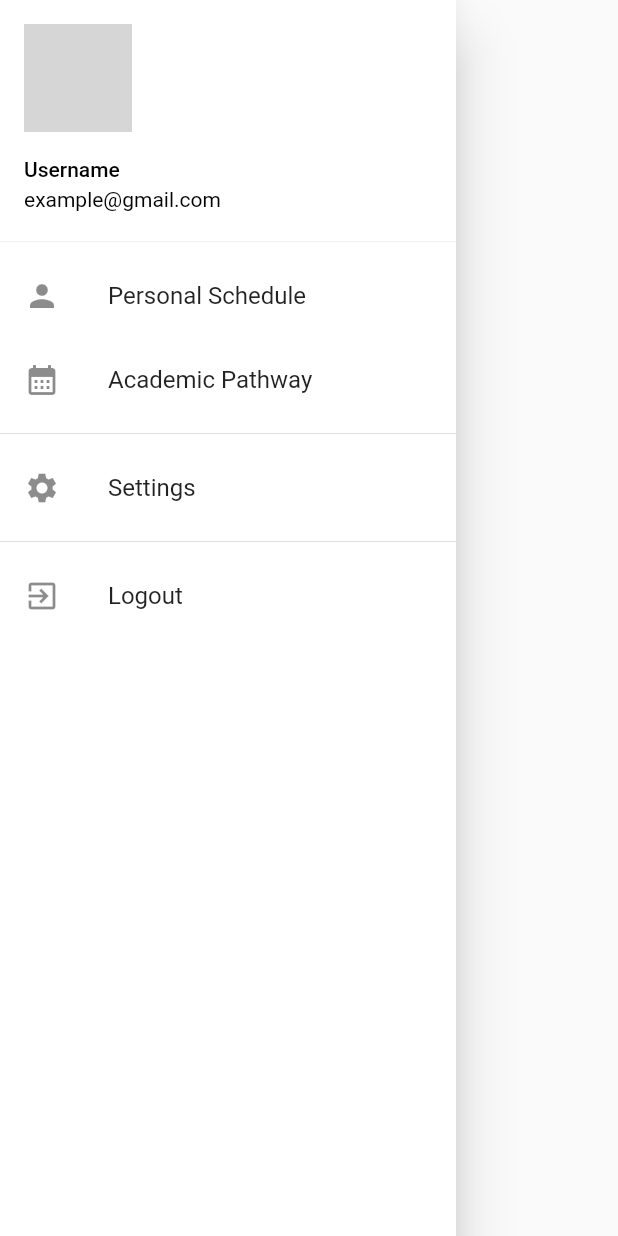
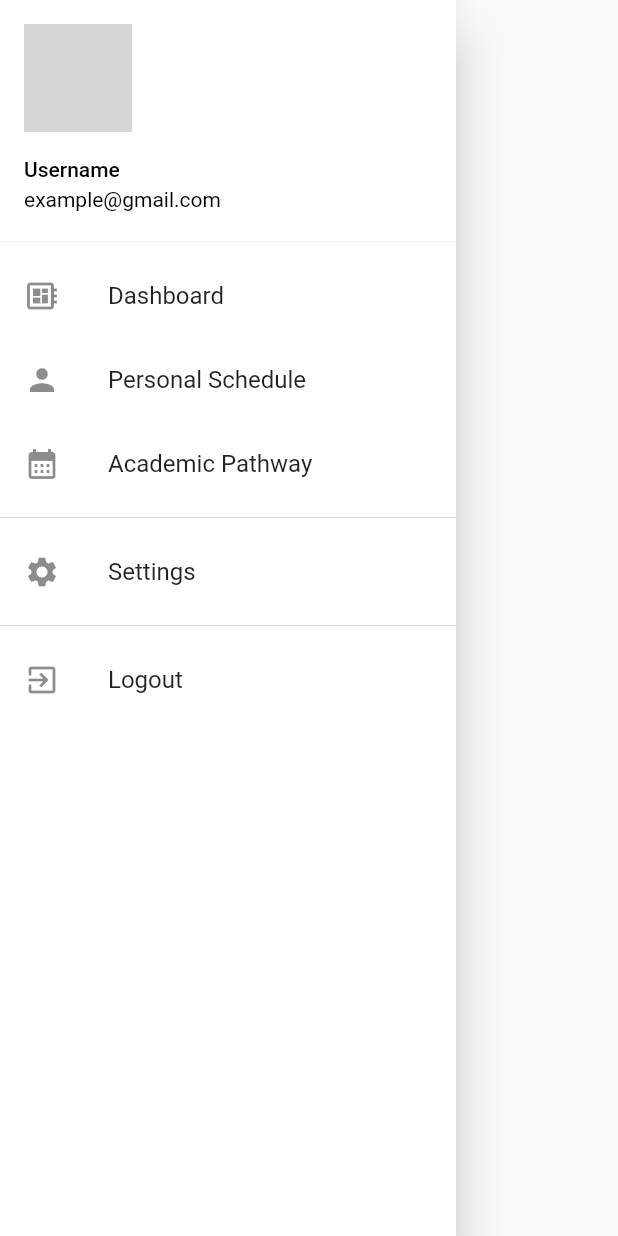
Before and after one commit to LEIC-ES-2021-22/2LEIC15T1, a Flutter app: the NavBar widget shown alone on an empty page, opened directly, on a phone screen of 412 x 824 dp. Run offline on Flutter 3.47's test engine with Material 2 defaults, Android fonts, the phone set to English and light mode, and no system bars; our stand-ins replace settings_ui, table_calendar; network calls fail; grey boxes are pictures that could not be loaded.

Commit message:
Update NavBar.dart

```diff
--- a/lib/UI/NavBar.dart
+++ b/lib/UI/NavBar.dart
@@ -3,6 +3,7 @@ import 'package:sigarraio/UI/personalschedule.dart';
 import 'package:sigarraio/UI/settings.dart';
 
 import 'academicpathway.dart';
+import 'homepage.dart';
 
 class NavBar extends StatelessWidget {
   @override
@@ -25,6 +26,14 @@ class NavBar extends StatelessWidget {
                   height: 90,
                 ),
               ),
+            ),
+          ),
+          ListTile(
+            leading: const Icon(Icons.developer_board),
+            title: const Text('Dashboard'),
+            onTap: () => Navigator.push(
+              context,
+              MaterialPageRoute(builder: (context) => MyStatefulWidgeta()),
             ),
           ),
           ListTile(
```
